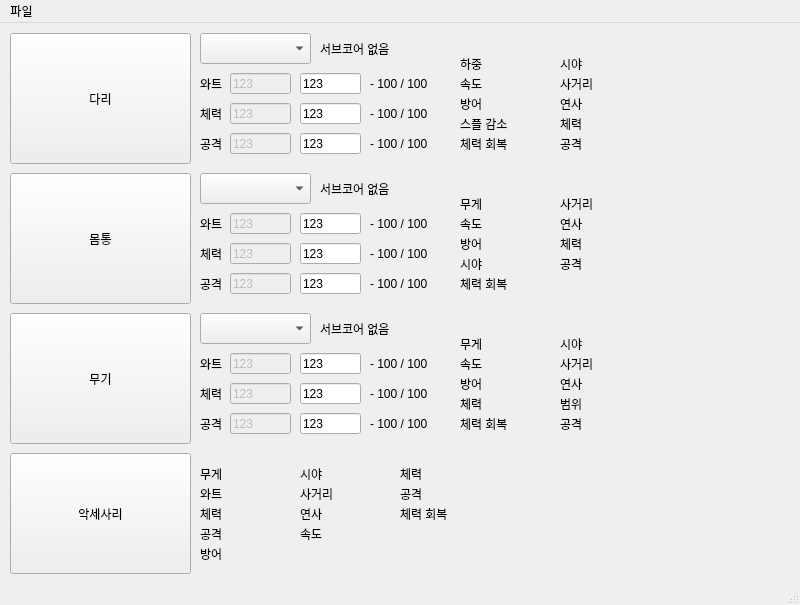
First picture: the form in calculator.ui, repository ThunderVolt45/Nova-Parts-Calculator-Python, before the edit.
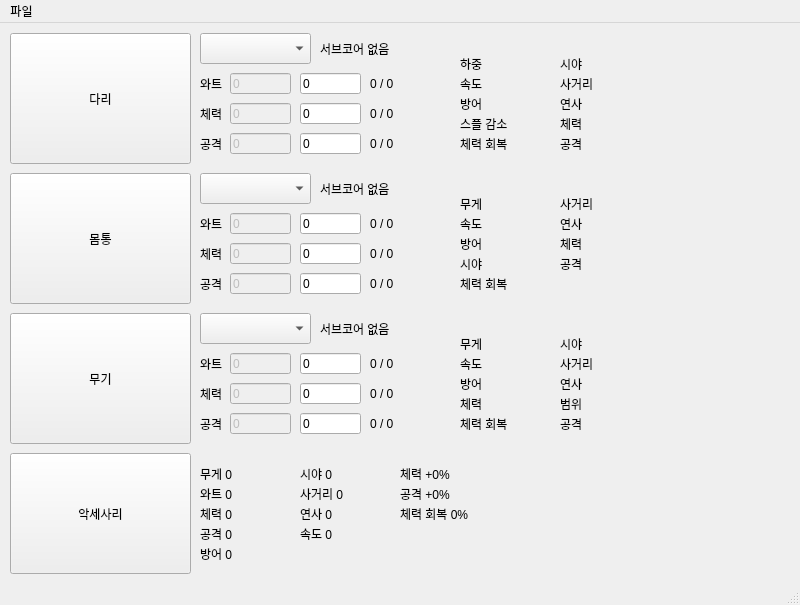
Second picture: the form after the edit.

Commit message: 강화 수치 연산 기능 구현

Diff of the .ui file:
```diff
--- a/calculator.ui
+++ b/calculator.ui
@@ -137,7 +137,7 @@
      </rect>
     </property>
     <property name="text">
-     <string>123</string>
+     <string>0</string>
     </property>
     <property name="readOnly">
      <bool>true</bool>
@@ -153,7 +153,7 @@
      </rect>
     </property>
     <property name="text">
-     <string>123</string>
+     <string>0</string>
     </property>
     <property name="readOnly">
      <bool>false</bool>
@@ -169,7 +169,7 @@
      </rect>
     </property>
     <property name="text">
-     <string>- 100 / 100</string>
+     <string>0 / 0</string>
     </property>
     <property name="buddy">
      <cstring>Leg_wattBase</cstring>
@@ -188,7 +188,7 @@
      </rect>
     </property>
     <property name="text">
-     <string>123</string>
+     <string>0</string>
     </property>
     <property name="readOnly">
      <bool>true</bool>
@@ -220,7 +220,7 @@
      </rect>
     </property>
     <property name="text">
-     <string>- 100 / 100</string>
+     <string>0 / 0</string>
     </property>
     <property name="buddy">
      <cstring>Leg_wattBase</cstring>
@@ -236,7 +236,7 @@
      </rect>
     </property>
     <property name="text">
-     <string>123</string>
+     <string>0</string>
     </property>
     <property name="readOnly">
      <bool>false</bool>
@@ -255,7 +255,7 @@
      </rect>
     </property>
     <property name="text">
-     <string>123</string>
+     <string>0</string>
     </property>
     <property name="readOnly">
      <bool>true</bool>
@@ -287,7 +287,7 @@
      </rect>
     </property>
     <property name="text">
-     <string>- 100 / 100</string>
+     <string>0 / 0</string>
     </property>
     <property name="buddy">
      <cstring>Leg_wattBase</cstring>
@@ -303,7 +303,7 @@
      </rect>
     </property>
     <property name="text">
-     <string>123</string>
+     <string>0</string>
     </property>
     <property name="readOnly">
      <bool>false</bool>
@@ -379,7 +379,7 @@
      </rect>
     </property>
     <property name="text">
-     <string>123</string>
+     <string>0</string>
     </property>
     <property name="readOnly">
      <bool>true</bool>
@@ -411,7 +411,7 @@
      </rect>
     </property>
     <property name="text">
-     <string>- 100 / 100</string>
+     <string>0 / 0</string>
     </property>
     <property name="buddy">
      <cstring>Leg_wattBase</cstring>
@@ -427,7 +427,7 @@
      </rect>
     </property>
     <property name="text">
-     <string>123</string>
+     <string>0</string>
     </property>
     <property name="readOnly">
      <bool>false</bool>
@@ -446,7 +446,7 @@
      </rect>
     </property>
     <property name="text">
-     <string>123</string>
+     <string>0</string>
     </property>
     <property name="readOnly">
      <bool>true</bool>
@@ -478,7 +478,7 @@
      </rect>
     </property>
     <property name="text">
-     <string>- 100 / 100</string>
+     <string>0 / 0</string>
     </property>
     <property name="buddy">
      <cstring>Leg_wattBase</cstring>
@@ -494,7 +494,7 @@
      </rect>
     </property>
     <property name="text">
-     <string>123</string>
+     <string>0</string>
     </property>
     <property name="readOnly">
      <bool>false</bool>
@@ -574,7 +574,7 @@
      </rect>
     </property>
     <property name="text">
-     <string>- 100 / 100</string>
+     <string>0 / 0</string>
     </property>
     <property name="buddy">
      <cstring>Leg_wattBase</cstring>
@@ -593,7 +593,7 @@
      </rect>
     </property>
     <property name="text">
-     <string>123</string>
+     <string>0</string>
     </property>
     <property name="readOnly">
      <bool>true</bool>
@@ -609,7 +609,7 @@
      </rect>
     </property>
     <property name="text">
-     <string>123</string>
+     <string>0</string>
     </property>
     <property name="readOnly">
      <bool>false</bool>
@@ -628,7 +628,7 @@
      </rect>
     </property>
     <property name="text">
-     <string>123</string>
+     <string>0</string>
     </property>
     <property name="readOnly">
      <bool>true</bool>
@@ -644,7 +644,7 @@
      </rect>
     </property>
     <property name="text">
-     <string>- 100 / 100</string>
+     <string>0 / 0</string>
     </property>
     <property name="buddy">
      <cstring>Leg_wattBase</cstring>
@@ -660,7 +660,7 @@
      </rect>
     </property>
     <property name="text">
-     <string>123</string>
+     <string>0</string>
     </property>
     <property name="readOnly">
      <bool>false</bool>
@@ -676,7 +676,7 @@
      </rect>
     </property>
     <property name="text">
-     <string>- 100 / 100</string>
+     <string>0 / 0</string>
     </property>
     <property name="buddy">
      <cstring>Leg_wattBase</cstring>
@@ -695,7 +695,7 @@
      </rect>
     </property>
     <property name="text">
-     <string>123</string>
+     <string>0</string>
     </property>
     <property name="readOnly">
      <bool>true</bool>
@@ -711,7 +711,7 @@
      </rect>
     </property>
     <property name="text">
-     <string>123</string>
+     <string>0</string>
     </property>
     <property name="readOnly">
      <bool>false</bool>
@@ -730,7 +730,7 @@
      </rect>
     </property>
     <property name="text">
-     <string>123</string>
+     <string>0</string>
     </property>
     <property name="readOnly">
      <bool>true</bool>
@@ -746,7 +746,7 @@
      </rect>
     </property>
     <property name="text">
-     <string>- 100 / 100</string>
+     <string>0 / 0</string>
     </property>
     <property name="buddy">
      <cstring>Leg_wattBase</cstring>
@@ -762,7 +762,7 @@
      </rect>
     </property>
     <property name="text">
-     <string>123</string>
+     <string>0</string>
     </property>
     <property name="readOnly">
      <bool>false</bool>
@@ -1246,12 +1246,12 @@
      <rect>
       <x>200</x>
       <y>440</y>
-      <width>31</width>
+      <width>71</width>
       <height>21</height>
      </rect>
     </property>
     <property name="text">
-     <string>무게</string>
+     <string>무게 0</string>
     </property>
     <property name="buddy">
      <cstring>Leg_wattBase</cstring>
@@ -1262,12 +1262,12 @@
      <rect>
       <x>200</x>
       <y>460</y>
-      <width>31</width>
+      <width>71</width>
       <height>21</height>
      </rect>
     </property>
     <property name="text">
-     <string>와트</string>
+     <string>와트 0</string>
     </property>
     <property name="buddy">
      <cstring>Leg_wattBase</cstring>
@@ -1278,12 +1278,12 @@
      <rect>
       <x>200</x>
       <y>480</y>
-      <width>31</width>
+      <width>71</width>
       <height>21</height>
      </rect>
     </property>
     <property name="text">
-     <string>체력</string>
+     <string>체력 0</string>
     </property>
     <property name="buddy">
      <cstring>Leg_wattBase</cstring>
@@ -1294,12 +1294,12 @@
      <rect>
       <x>200</x>
       <y>500</y>
-      <width>31</width>
+      <width>71</width>
       <height>21</height>
      </rect>
     </property>
     <property name="text">
-     <string>공격</string>
+     <string>공격 0</string>
     </property>
     <property name="buddy">
      <cstring>Leg_wattBase</cstring>
@@ -1310,12 +1310,12 @@
      <rect>
       <x>300</x>
       <y>480</y>
-      <width>31</width>
+      <width>71</width>
       <height>21</height>
      </rect>
     </property>
     <property name="text">
-     <string>연사</string>
+     <string>연사 0</string>
     </property>
     <property name="buddy">
      <cstring>Leg_wattBase</cstring>
@@ -1326,7 +1326,7 @@
      <rect>
       <x>300</x>
       <y>460</y>
-      <width>41</width>
+      <width>71</width>
       <height>21</height>
      </rect>
     </property>
@@ -1334,7 +1334,7 @@
      <enum>QFrame::Plain</enum>
     </property>
     <property name="text">
-     <string>사거리</string>
+     <string>사거리 0</string>
     </property>
     <property name="buddy">
      <cstring>Leg_wattBase</cstring>
@@ -1345,12 +1345,12 @@
      <rect>
       <x>300</x>
       <y>440</y>
-      <width>31</width>
+      <width>71</width>
       <height>21</height>
      </rect>
     </property>
     <property name="text">
-     <string>시야</string>
+     <string>시야 0</string>
     </property>
     <property name="buddy">
      <cstring>Leg_wattBase</cstring>
@@ -1361,12 +1361,12 @@
      <rect>
       <x>400</x>
       <y>440</y>
-      <width>31</width>
+      <width>71</width>
       <height>21</height>
      </rect>
     </property>
     <property name="text">
-     <string>체력</string>
+     <string>체력 +0%</string>
     </property>
     <property name="buddy">
      <cstring>Leg_wattBase</cstring>
@@ -1377,12 +1377,12 @@
      <rect>
       <x>400</x>
       <y>460</y>
-      <width>31</width>
+      <width>71</width>
       <height>21</height>
      </rect>
     </property>
     <property name="text">
-     <string>공격</string>
+     <string>공격 +0%</string>
     </property>
     <property name="buddy">
      <cstring>Leg_wattBase</cstring>
@@ -1393,12 +1393,12 @@
      <rect>
       <x>400</x>
       <y>480</y>
-      <width>61</width>
+      <width>81</width>
       <height>21</height>
      </rect>
     </property>
     <property name="text">
-     <string>체력 회복</string>
+     <string>체력 회복 0%</string>
     </property>
     <property name="buddy">
      <cstring>Leg_wattBase</cstring>
@@ -1409,12 +1409,12 @@
      <rect>
       <x>300</x>
       <y>500</y>
-      <width>31</width>
+      <width>71</width>
       <height>21</height>
      </rect>
     </property>
     <property name="text">
-     <string>속도</string>
+     <string>속도 0</string>
     </property>
     <property name="buddy">
      <cstring>Leg_wattBase</cstring>
@@ -1425,12 +1425,12 @@
      <rect>
       <x>200</x>
       <y>520</y>
-      <width>31</width>
+      <width>71</width>
       <height>21</height>
      </rect>
     </property>
     <property name="text">
-     <string>방어</string>
+     <string>방어 0</string>
     </property>
     <property name="buddy">
      <cstring>Leg_wattBase</cstring>
```
Left out of the diff: 24 changed lines with no effect on the pictures. The commit also changes 2 other files.
